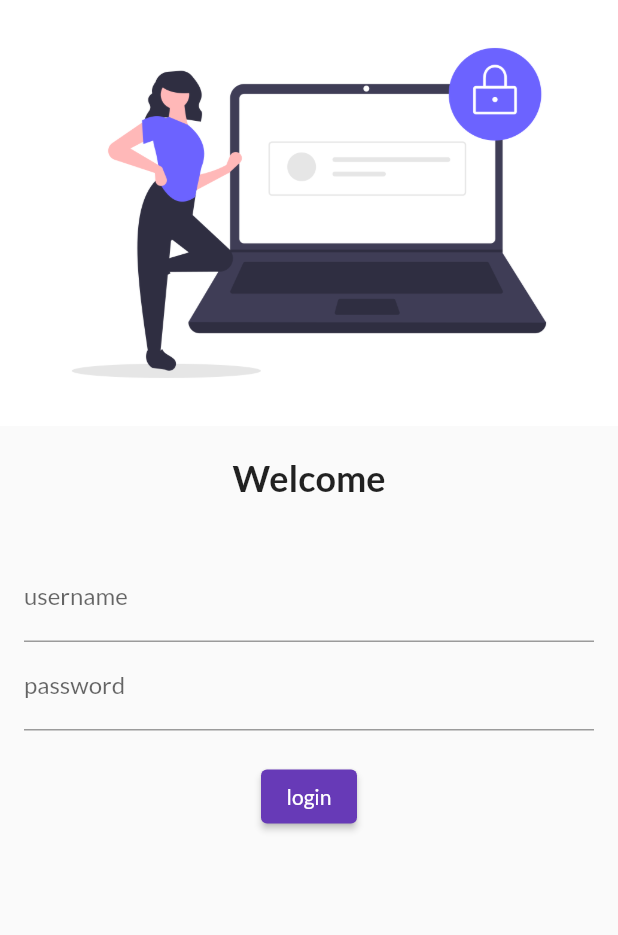
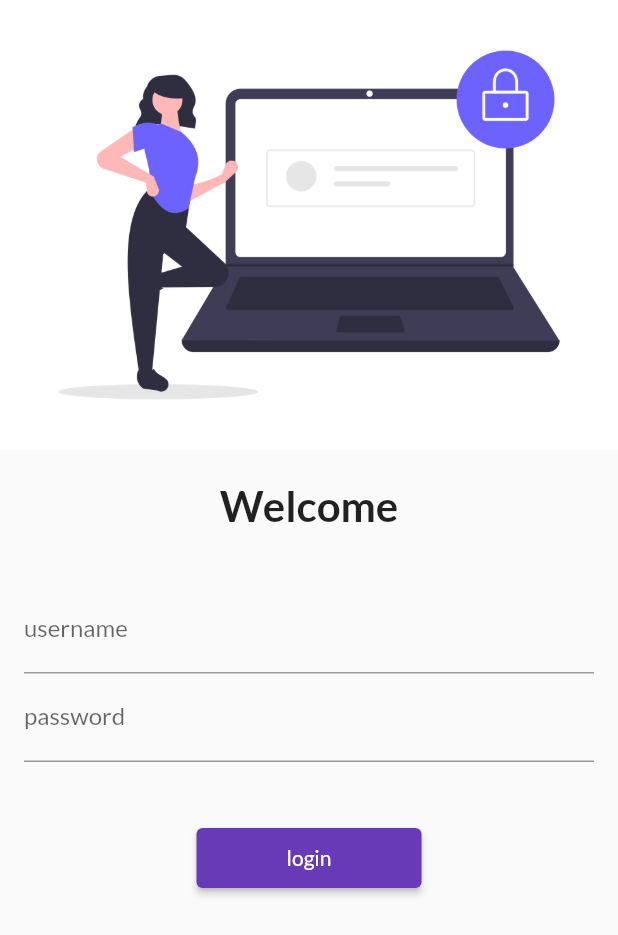
Before and after one commit to rashvin8515/30daysofFlutter, a Flutter app: the screen it shows after launch, on a phone screen of 412 x 824 dp. Shown: the top 935 px of the screen. Run offline on Flutter 3.47's test engine with Material 2 defaults, Android fonts, the phone set to English and light mode, and no system bars; our stand-ins replace google_fonts.

Commit message:
day5 complete

```diff
--- a/lib/main.dart
+++ b/lib/main.dart
@@ -1,6 +1,7 @@
 import 'package:flutter/material.dart';
 import 'package:flutter_application_1/pages/home_page.dart';
 import 'package:flutter_application_1/pages/login_page.dart';
+import 'package:flutter_application_1/utills/routes.dart';
 import 'package:google_fonts/google_fonts.dart';
 
 void main() {
@@ -17,10 +18,11 @@ class MyApp extends StatelessWidget {
       themeMode: ThemeMode.light,
       theme: ThemeData(primarySwatch: Colors.deepPurple,
       fontFamily: GoogleFonts.lato().fontFamily),
+
       routes: {
         "/": (context) => LoginPage(),
-        "/home": (context) => home_page(),
-        "/login": (context) => LoginPage()
+        MyRoutes.homeRoute: (context) => home_page(),
+        MyRoutes.loginRoute: (context) => LoginPage()
       },
     );
   }
--- a/lib/pages/login_page.dart
+++ b/lib/pages/login_page.dart
@@ -1,6 +1,7 @@
 // ignore_for_file: prefer_const_constructors
 
 import 'package:flutter/material.dart';
+import 'package:flutter_application_1/utills/routes.dart';
 
 class LoginPage extends StatelessWidget {
   const LoginPage({Key? key}) : super(key: key);
@@ -8,11 +9,13 @@ class LoginPage extends StatelessWidget {
   @override
   Widget build(BuildContext context) {
     return Material(
+        child: SingleChildScrollView(
       child: Column(
         children: [
           Image.asset(
             "assets/images/login.png",
             fit: BoxFit.cover,
+            height: 300,
           ),
           SizedBox(
             height: 20,
@@ -20,7 +23,7 @@ class LoginPage extends StatelessWidget {
           Text(
             "Welcome",
             style: TextStyle(
-            fontSize: 24,
+              fontSize: 28,
               fontWeight: FontWeight.bold,
             ),
           ),
@@ -45,19 +48,20 @@ class LoginPage extends StatelessWidget {
                   ),
                 ),
                 SizedBox(
-                height: 20,
+                  height: 40,
                 ),
                 ElevatedButton(
                   onPressed: () {
-                  print("hello");
+                    Navigator.pushNamed(context, MyRoutes.homeRoute);
                   },
                   child: Text("login"),
-                style: TextButton.styleFrom(),
+                  style: TextButton.styleFrom(minimumSize: Size(150, 40)),
                 )
               ],
             ),
           )
         ],
+      ),
     ));
   }
 }
--- /dev/null
+++ b/lib/utills/routes.dart
@@ -0,0 +1,4 @@
+class MyRoutes {
+  static String loginRoute = "/login";
+  static String homeRoute = "/home";
+}
```
Lines whose indentation alone changed are shown as unchanged.
